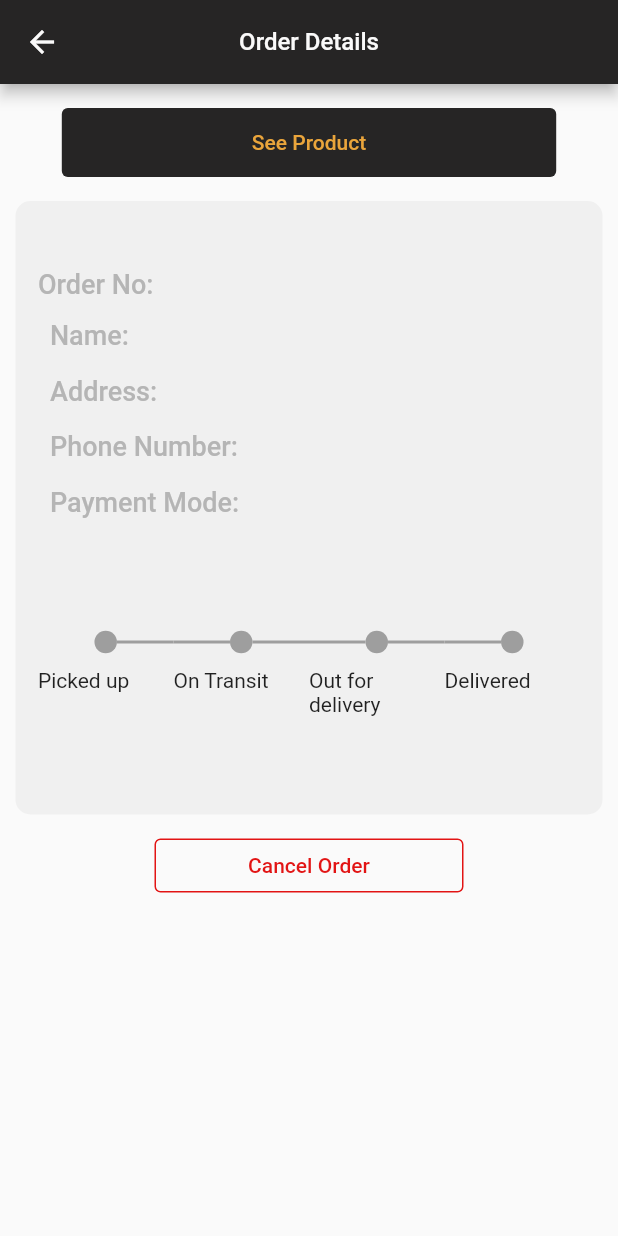
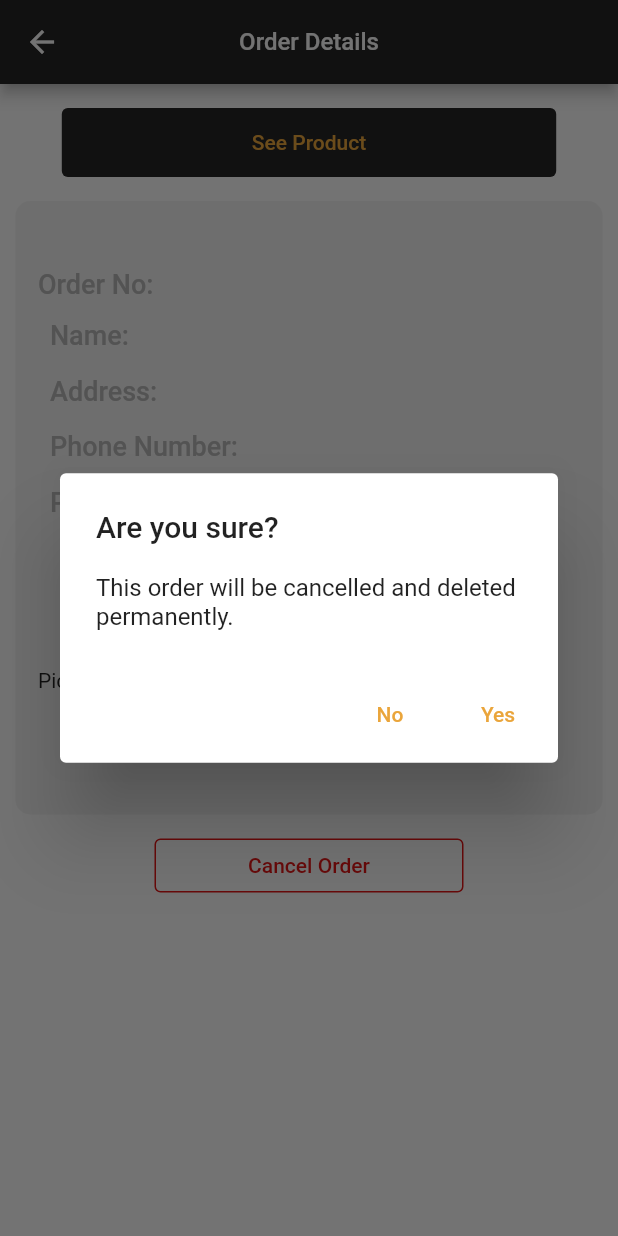
Before and after one commit to MohamedSafwan20/Clothing_store-Flutter, a Flutter app: the OrderDetails screen opened directly with empty values, after a tap on "Cancel Order", on a phone screen of 412 x 824 dp. Run offline on Flutter 3.47's test engine with Material 2 defaults, Android fonts, the phone set to English and light mode, and no system bars; drawn by our look-alikes of timeline_tile; our stand-ins replace carousel_slider, cloud_firestore, firebase_auth, firebase_core, shared_preferences, toggle_switch; accounts and stored records are empty.

```diff
--- a/lib/screens/order_details.dart
+++ b/lib/screens/order_details.dart
@@ -1,6 +1,7 @@
 import 'package:flutter/material.dart';
 import 'package:gentleman/services/db_service.dart';
 import 'package:gentleman/services/user_service.dart';
+import 'package:gentleman/utils/utils.dart';
 import 'package:gentleman/widgets/order_status.dart';
 import 'package:gentleman/widgets/regular_button.dart';
 
@@ -14,9 +15,39 @@ class OrderDetails extends StatefulWidget {
 class _OrderDetailsState extends State<OrderDetails> {
   late Map navigatorData;
 
+  bool _isLoading = false;
+
   void cancelOrder() {
+    setState(() {
+      _isLoading = true;
+    });
+
     DbService.deleteOrder(
-        UserService.getCurrentUserId(), navigatorData["productData"]);
+            UserService.getCurrentUserId(), navigatorData["productData"])
+        .then((value) {
+      if (value) {
+        setState(() {
+          _isLoading = false;
+        });
+        Utils.showSnackbar(
+            context: context,
+            text: "Order Successfully cancelled.",
+            textColor: Theme.of(context).colorScheme.secondary);
+        Navigator.pushReplacementNamed(context, "/my-orders");
+      } else {
+        setState(() {
+          _isLoading = false;
+        });
+        Utils.showSnackbar(
+            context: context,
+            text: "Couldn't cancel order, Please try again later.",
+            textColor: Theme.of(context).colorScheme.error);
+      }
+    }).catchError((_) {
+      setState(() {
+        _isLoading = false;
+      });
+    });
   }
 
   @override
@@ -67,10 +98,23 @@ class _OrderDetailsState extends State<OrderDetails> {
                 alignment: Alignment.center,
                 child: Padding(
                   padding: const EdgeInsets.symmetric(vertical: 10.0),
-                  child: FractionallySizedBox(
+                  child: _isLoading
+                      ? Container(
+                          width: 40,
+                          height: 30,
+                          padding: const EdgeInsets.only(right: 10.0),
+                          child: const CircularProgressIndicator())
+                      : FractionallySizedBox(
                           widthFactor: 0.5,
                           child: OutlinedButton(
-                      onPressed: cancelOrder,
+                            onPressed: () {
+                              Utils.simpleDialog(
+                                  context: context,
+                                  heading: "Are you sure?",
+                                  body:
+                                      "This order will be cancelled and deleted permanently.",
+                                  positiveBtnFunction: cancelOrder);
+                            },
                             child: const Align(
                                 alignment: Alignment.center,
                                 child: Text("Cancel Order")),
--- a/lib/utils/utils.dart
+++ b/lib/utils/utils.dart
@@ -47,4 +47,18 @@ class Utils {
       },
     );
   }
+
+  static showSnackbar(
+      {required BuildContext context,
+      required String text,
+      required Color textColor}) {
+    final snackbar = SnackBar(
+      behavior: SnackBarBehavior.floating,
+      content: Text(
+        text,
+        style: TextStyle(color: textColor),
+      ),
+    );
+    ScaffoldMessenger.of(context).showSnackBar(snackbar);
+  }
 }
```
Lines whose indentation alone changed are shown as unchanged.
